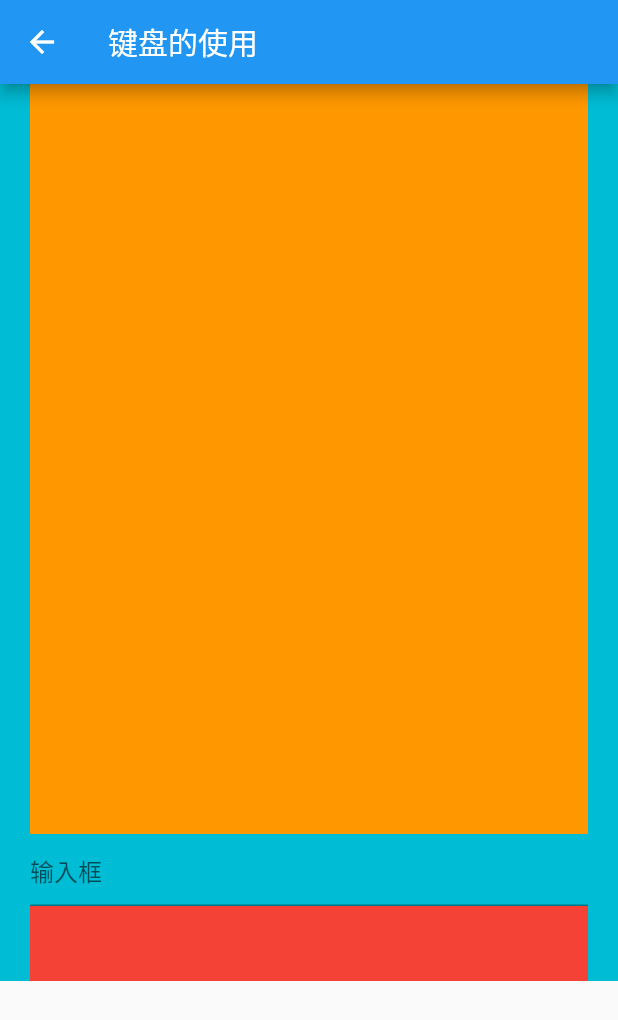
After one commit to guoguangtao/ggt_flutter_demo, a Flutter app: the YXCKeyBoardUseView screen opened by its route, on a phone screen of 412 x 824 dp. The commit adds this screen. Shown: the top 1020 px of the screen. Run offline on Flutter 3.47's test engine with Material 2 defaults, Android fonts, the phone set to English and light mode, and no system bars; our stand-ins replace sprintf.

Commit message:
Flutter 键盘使用

```diff
--- /dev/null
+++ b/lib/keyboard/keyboard_use.dart
@@ -0,0 +1,97 @@
+import 'package:flutter/material.dart';
+
+class YXCKeyBoardUseView extends StatelessWidget {
+  const YXCKeyBoardUseView({Key? key}) : super(key: key);
+
+  @override
+  Widget build(BuildContext context) {
+    return Scaffold(
+      // resizeToAvoidBottomInset: false,
+      appBar: AppBar(
+        title: const Text("键盘的使用"),
+      ),
+      body: const _YXCUseKeyBoardBodyView(),
+    );
+  }
+}
+
+class _YXCUseKeyBoardBodyView extends StatelessWidget {
+  const _YXCUseKeyBoardBodyView({Key? key}) : super(key: key);
+
+  @override
+  Widget build(BuildContext context) {
+    return Container(
+      padding: const EdgeInsets.only(left: 20, right: 20),
+      color: Colors.cyan,
+      child: SingleChildScrollView(
+        child: Column(
+          mainAxisAlignment: MainAxisAlignment.center,
+          children: [
+            GestureDetector(
+              onTap: () {
+                showDialog(
+                    context: context,
+                    builder: (context) {
+                      return AlertDialog(
+                        shape: RoundedRectangleBorder(borderRadius: BorderRadius.circular(20)),
+                        content: const _YXCTextFieldDialogView(),
+                      );
+                    });
+              },
+              child: Container(
+                height: 500,
+                color: Colors.orange,
+              ),
+            ),
+            const TextField(
+              decoration: InputDecoration(
+                hintText: "输入框",
+              ),
+            ),
+            GestureDetector(
+              onTap: () {},
+              child: Container(
+                height: 50,
+                color: Colors.red,
+              ),
+            ),
+          ],
+        ),
+      ),
+    );
+  }
+}
+
+class _YXCTextFieldDialogView extends StatelessWidget {
+  const _YXCTextFieldDialogView({Key? key}) : super(key: key);
+
+  @override
+  Widget build(BuildContext context) {
+    return SingleChildScrollView(
+      child: Column(
+        children: const [
+          TextField(
+            decoration: InputDecoration(
+              hintText: "输入框 01",
+            ),
+          ),
+          TextField(
+            decoration: InputDecoration(
+              hintText: "输入框 02",
+            ),
+          ),
+          TextField(
+            decoration: InputDecoration(
+              hintText: "输入框 03",
+            ),
+          ),
+          TextField(
+            decoration: InputDecoration(
+              hintText: "输入框 04",
+            ),
+          )
+        ],
+      ),
+    );
+  }
+}
--- a/lib/main.dart
+++ b/lib/main.dart
@@ -11,6 +11,7 @@ import 'package:ggt_flutter_demo/generated/l10n.dart';
 import 'package:ggt_flutter_demo/image/image_use.dart';
 import 'package:ggt_flutter_demo/internationalizing/internationalizing.dart';
 import 'package:ggt_flutter_demo/key_use/key_use.dart';
+import 'package:ggt_flutter_demo/keyboard/keyboard_use.dart';
 import 'package:ggt_flutter_demo/scrollview/scroll_view_use.dart';
 import 'package:ggt_flutter_demo/table/table_use.dart';
 import 'package:ggt_flutter_demo/timer/timer_use.dart';
@@ -81,6 +82,7 @@ class _YXCAppContentState extends State<_YXCAppContent> {
         "/UseKey" : (context) => const YXCUseKeyView(),
         "/UpdateView" : (context) => const YXCUpdateWidgetView(),
         "/LoadImage" : (context) => const YXCUseImageView(),
+        "/UseKeyBoard" : (context) => const YXCKeyBoardUseView(),
       },
       home: const _YXCHome(),
       localizationsDelegates: const [
@@ -120,6 +122,7 @@ class _YXCHome extends StatelessWidget {
       _YXCHomeModel(text: "Use Key", route: "/UseKey"),
       _YXCHomeModel(text: "刷新View的几种方式", route: "/UpdateView"),
       _YXCHomeModel(text: "加载图片", route: "/LoadImage"),
+      _YXCHomeModel(text: "键盘的使用", route: "/UseKeyBoard"),
     ];
 
     void didSelected(int index) {
```
Also changed, not shown: lib/common/app_setting_config.dart (+8 -0 lines).
